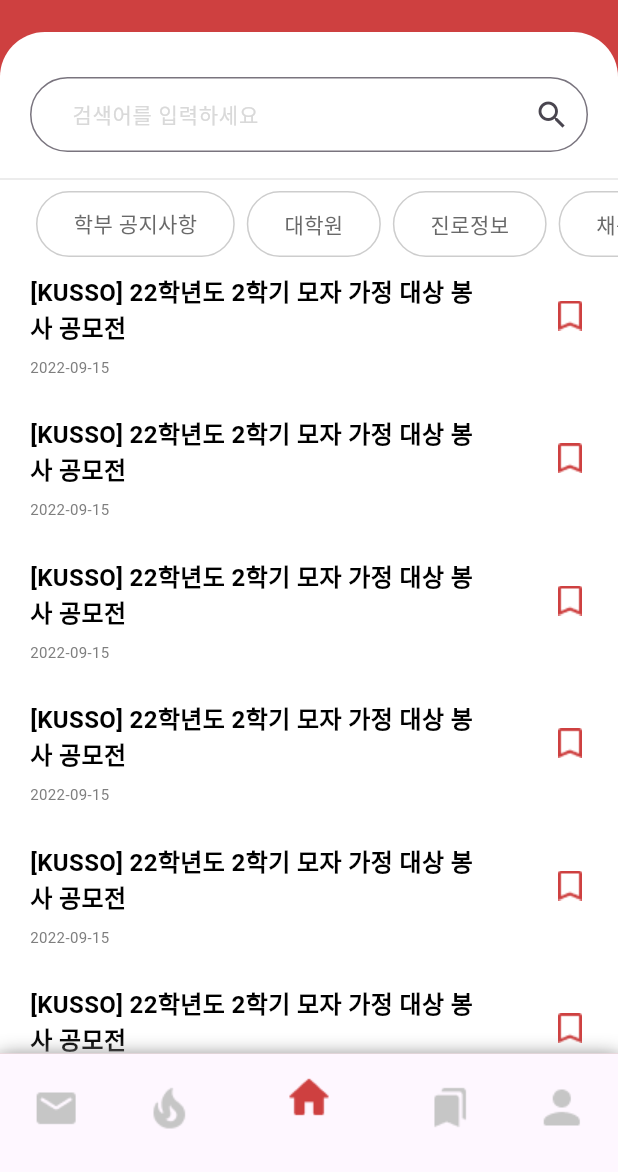
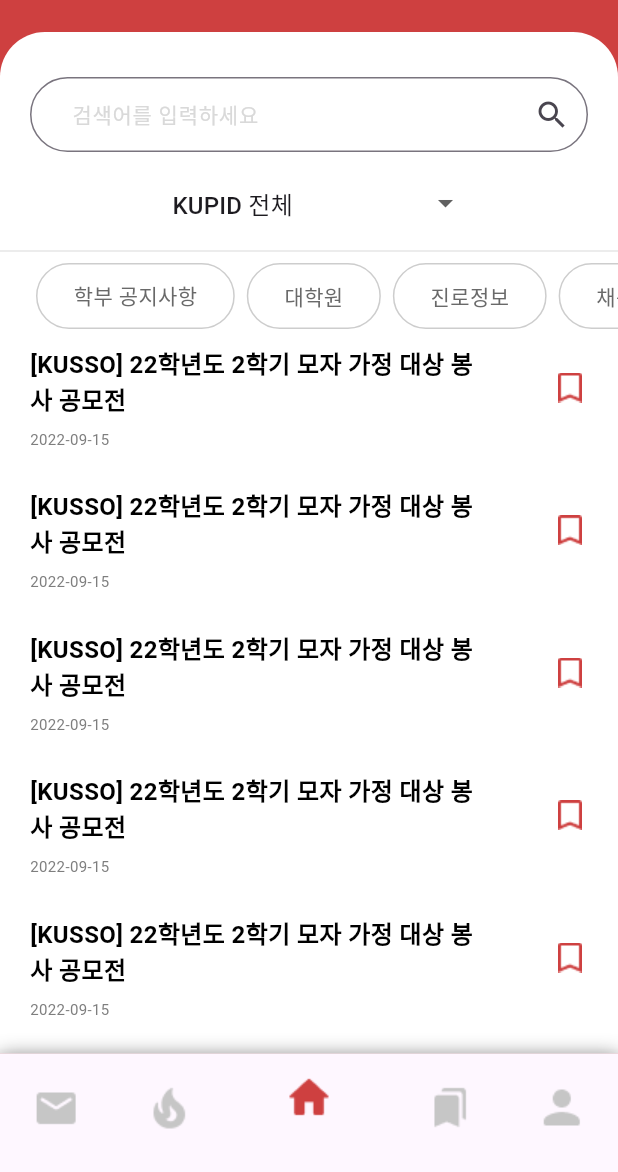
Before and after one commit to DevKor-github/KUDOG-front, a Flutter app: the screen it shows after launch, item 3 of the bottom bar chosen, on a phone screen of 412 x 824 dp, the part 64-1236 px from its top. Run offline on Flutter 3.47's test engine with Material 3 defaults, Android fonts, the phone set to English and light mode, and no system bars; Roboto replaces fonts that are missing (Noto Sans KR).

Commit message:
Feat: 홈 화면 수정사항 반영

```diff
--- a/kudog/lib/pages/home/ViewHomePage.dart
+++ b/kudog/lib/pages/home/ViewHomePage.dart
@@ -13,7 +13,8 @@ class _ViewHomePageWidgetState extends State<ViewHomePageWidget>
   final scaffoldKey = GlobalKey<ScaffoldState>();
 
   bool _isWidgetVisible = false;
-
+  double alertRatio = 0.33;
+  String selectedCategory = 'KUPID 전체';
   List<bool> iconStates = [false, false, false];
   List<String> upperCategories = ["KUPID 전체", "컴퓨터학과", "디자인조형학부", "미디어학부"];
   List<String> lowerCategories = ["학부 공지사항", "대학원", "진로정보", "채용정보"];
@@ -46,6 +47,18 @@ class _ViewHomePageWidgetState extends State<ViewHomePageWidget>
     print(_isWidgetVisible);
     setState(() {
       _isWidgetVisible = false;
+    });
+  }
+
+  void _extendWidget() {
+    setState(() {
+      alertRatio = 1;
+    });
+  }
+
+  void _shrinkWidget() {
+    setState(() {
+      alertRatio = 0.33;
     });
   }
 
@@ -153,6 +166,30 @@ class _ViewHomePageWidgetState extends State<ViewHomePageWidget>
                                   ),
                                 ),
                               ),
+                              Container(
+                                width: MediaQuery.of(context).size.width * 0.5,
+                                child: DropdownButtonFormField<String>(
+                                  decoration: InputDecoration(
+                                    border: InputBorder.none,
+                                  ),
+                                  alignment: AlignmentDirectional.center,
+                                  value: selectedCategory,
+                                  onChanged: (String? newValue) {
+                                    setState(() {
+                                      selectedCategory = newValue!;
+                                    });
+                                  },
+                                  items: upperCategories
+                                      .map<DropdownMenuItem<String>>(
+                                    (String value) {
+                                      return DropdownMenuItem<String>(
+                                        value: value,
+                                        child: Text(value),
+                                      );
+                                    },
+                                  ).toList(),
+                                ),
+                              ),
                               const Divider(
                                   thickness: 0.5, color: Color(0xffCDCDCD)),
                               Container(
@@ -207,9 +244,9 @@ class _ViewHomePageWidgetState extends State<ViewHomePageWidget>
                                   ))
                             ],
                           ),
-                          Column(
+                          SingleChildScrollView(
+                            child: Column(
                               children: [
-                              noticeCard(),
                                 noticeCard(),
                                 noticeCard(),
                                 noticeCard(),
@@ -217,13 +254,15 @@ class _ViewHomePageWidgetState extends State<ViewHomePageWidget>
                                 noticeCard(),
                               ],
                             ),
+                          )
                         ],
                       )),
                   Positioned(
                     child: Visibility(
                         visible: _isWidgetVisible,
                         child: Container(
-                            height: MediaQuery.of(context).size.height * 0.3,
+                            height:
+                                MediaQuery.of(context).size.height * alertRatio,
                             decoration: ShapeDecoration(
                               color: Colors.white,
                               shape: RoundedRectangleBorder(
@@ -269,8 +308,46 @@ class _ViewHomePageWidgetState extends State<ViewHomePageWidget>
                                         Container(width: 20),
                                       ],
                                     )),
+                                Container(
+                                    child: Column(
+                                  children: [
                                     alertCard(),
                                     alertCard(),
+                                  ],
+                                )),
+                                Expanded(
+                                    child: GestureDetector(
+                                        onTap: alertRatio == 0.33
+                                            ? _extendWidget
+                                            : _shrinkWidget,
+                                        child: Container(
+                                            child: Row(
+                                          crossAxisAlignment:
+                                              CrossAxisAlignment.end,
+                                          mainAxisAlignment:
+                                              MainAxisAlignment.center,
+                                          children: [
+                                            alertRatio == 0.33
+                                                ? Icon(
+                                                    Icons.keyboard_arrow_down)
+                                                : Icon(Icons.keyboard_arrow_up),
+                                            Container(
+                                                margin:
+                                                    EdgeInsets.only(bottom: 8),
+                                                child: Text(
+                                                  alertRatio == 0.33
+                                                      ? "더보기"
+                                                      : "간략히",
+                                                  style: TextStyle(
+                                                    color: Colors.black,
+                                                    fontSize: 12,
+                                                    fontFamily: 'Noto Sans KR',
+                                                    fontWeight: FontWeight.w400,
+                                                    height: 0,
+                                                  ),
+                                                ))
+                                          ],
+                                        ))))
                               ],
                             ))),
                   ),
```
Also changed, not shown: kudog/lib/service/NoticeService.dart (added). Lines whose indentation alone changed are shown as unchanged.
